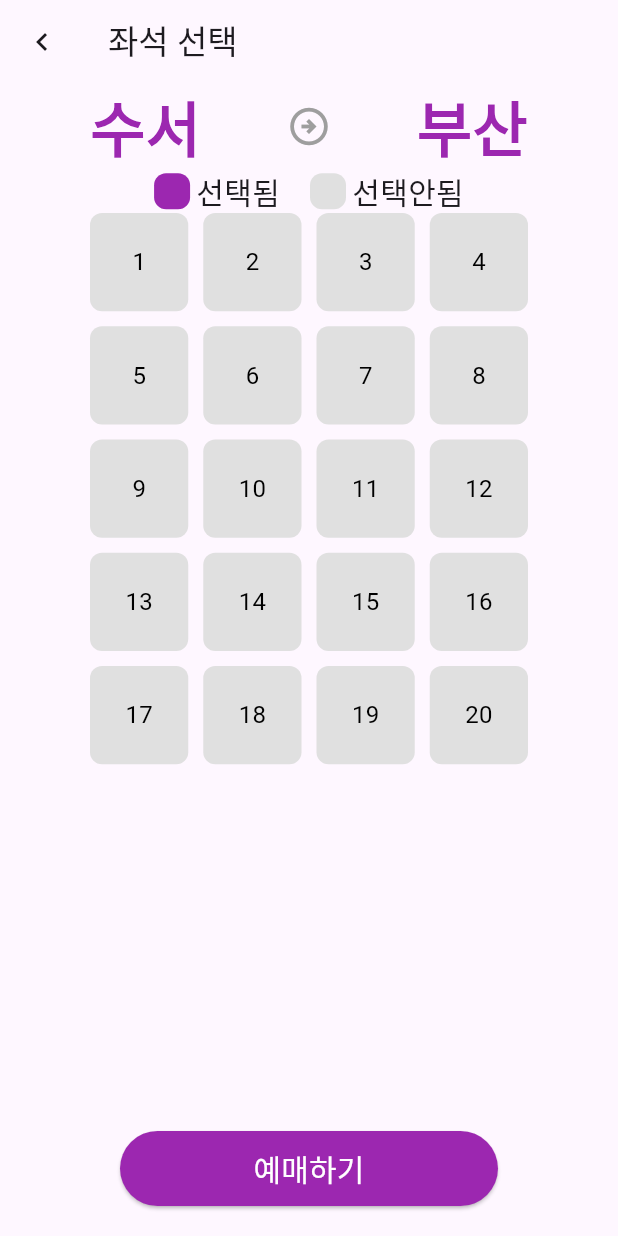
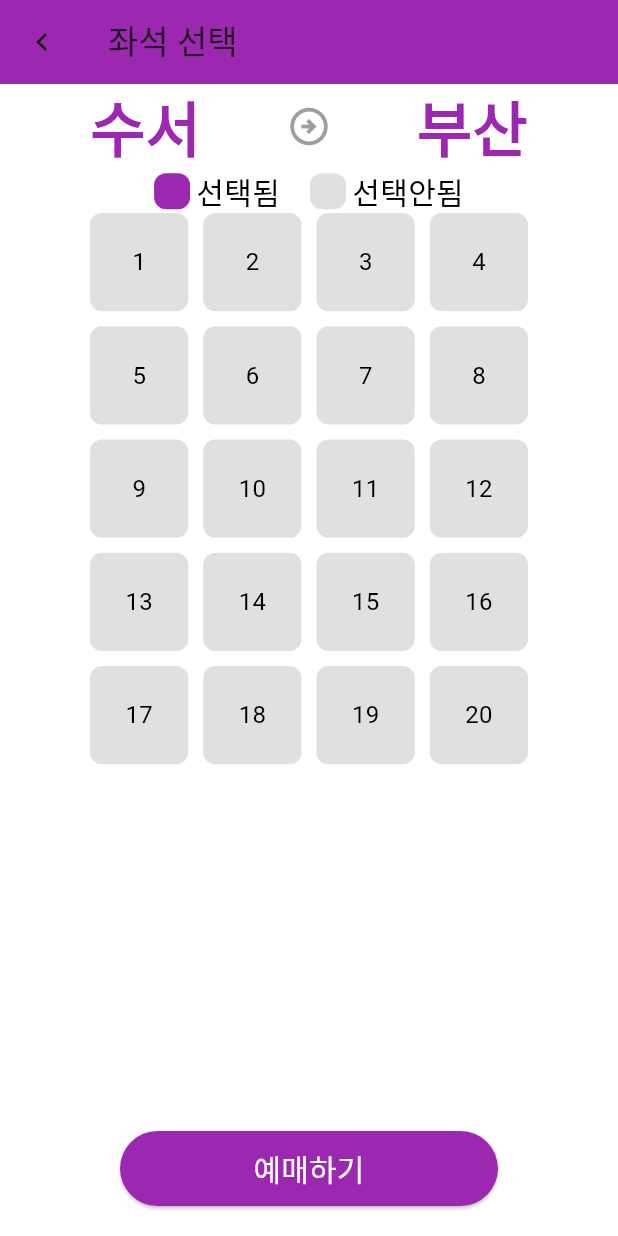
Before and after one commit to RosieWikiLab/flutter_train_app, a Flutter app: the SeatPage screen opened directly, on a phone screen of 412 x 824 dp. Run offline on Flutter 3.47's test engine with Material 3 defaults, Android fonts, the phone set to English and light mode, and no system bars.

Commit message:
도전과제 - UX(사용자 경험)를 고려한 기능, 다크 테마 적용

```diff
--- a/lib/seatpage.dart
+++ b/lib/seatpage.dart
@@ -49,6 +49,9 @@ class _SeatPageState extends State<SeatPage> {
 
   @override
   Widget build(BuildContext context) {
+    final isDark = Theme.of(context).brightness == Brightness.dark;
+    final textColor = isDark ? Colors.white : Colors.black;
+
     return Scaffold(
       appBar: AppBar(
         leading: IconButton(
@@ -58,6 +61,7 @@ class _SeatPageState extends State<SeatPage> {
           },
         ),
         title: const Text('좌석 선택'),
+        backgroundColor: isDark ? Colors.purple[900] : Colors.purple,
       ),
       body: Padding(
         padding: const EdgeInsets.symmetric(horizontal: 60),
@@ -66,9 +70,24 @@ class _SeatPageState extends State<SeatPage> {
             Row(
                 mainAxisAlignment: MainAxisAlignment.spaceBetween,
                 children: [
-                  Text('수서', style: TextStyle(fontSize: 40, fontWeight: FontWeight.bold, color: Colors.purple)),
-                  const Icon(Icons.arrow_circle_right_outlined, size: 30, color: Colors.grey),
-                  Text('부산', style: TextStyle(fontSize: 40, fontWeight: FontWeight.bold, color: Colors.purple)),
+                  Text('수서',
+                    style: TextStyle(
+                      fontSize: 40,
+                      fontWeight: FontWeight.bold,
+                      color: Colors.purple
+                    )
+                  ),
+                  Icon(Icons.arrow_circle_right_outlined,
+                    size: 30,
+                    color: isDark ? Colors.white70 : Colors.grey
+                  ),
+                  Text('부산',
+                    style: TextStyle(
+                      fontSize: 40,
+                      fontWeight: FontWeight.bold,
+                      color: Colors.purple
+                    )
+                  ),
                 ]
             ),
             Row(
@@ -83,18 +102,28 @@ class _SeatPageState extends State<SeatPage> {
                   ),
                 ),
                 SizedBox(width: 4),
-                Text('선택됨', style: TextStyle(fontSize: 20)),
+                Text('선택됨',
+                  style: TextStyle(
+                    fontSize: 20,
+                    color: textColor,
+                  )
+                ),
                 SizedBox(width: 20),
                 Container(
                   width: 24,
                   height: 24,
                   decoration: BoxDecoration(
-                    color: Colors.grey[300]!,
+                    color: isDark ? Colors.grey[700] : Colors.grey[300]!,
                     borderRadius: BorderRadius.circular(8),
                   ),
                 ),
                 SizedBox(width: 4),
-                Text('선택안됨', style: TextStyle(fontSize: 20)),
+                Text('선택안됨',
+                  style: TextStyle(
+                    fontSize: 20,
+                    color: textColor,
+                  )
+                ),
               ]
             ),
             Expanded(
@@ -114,7 +143,7 @@ class _SeatPageState extends State<SeatPage> {
                     onTap: () => toggleSeat(seatNumber),
                     child: Container(
                       decoration: BoxDecoration(
-                        color: isSelected ? Colors.purple : Colors.grey[300],
+                        color: isSelected ? Colors.purple : (isDark ? Colors.grey[700] : Colors.grey[300]),
                         borderRadius: BorderRadius.circular(8),
                       ),
                       child: Center(
@@ -122,7 +151,7 @@ class _SeatPageState extends State<SeatPage> {
                           seatNumber.toString(),
                           style: TextStyle(
                             fontSize: 16,
-                            color: isSelected ? Colors.white : Colors.black,
+                            color: isSelected ? Colors.white : textColor,
                           ),
                         ),
                       ),
```
Also changed, not shown: lib/main.dart (+131 -4 lines), lib/stationpage.dart (added, +55 -0 lines).
